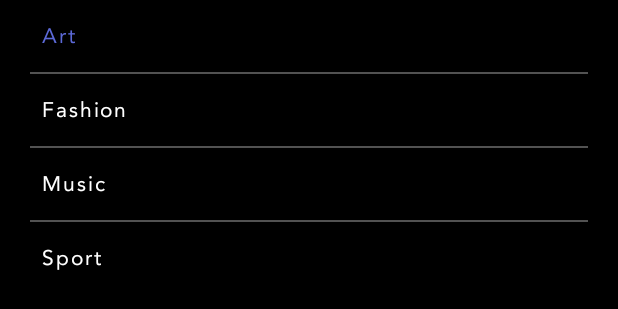
After one commit to DaniiarR/old-pet-project, an Android app: the layout feed_categories.xml on its own in the app's theme, with its tools: preview values and no code run, on a phone screen of 412 x 824 dp. The commit adds this screen. Shown: the top 309 px of the screen. Run offline under Robolectric (Android 15) with nearby library versions, the phone set to English and light mode, and no system bars.

Commit message:
implemented feed dropdown

```diff
--- a/app/src/main/java/com/york/exordi/feed/EditProfileActivity.kt
+++ b/app/src/main/java/com/york/exordi/feed/EditProfileActivity.kt
@@ -62,7 +62,7 @@ class EditProfileActivity : AppCompatActivity() {
 
     private var cameraImageAbsolutePath: String? = null
 
-    private var isUsernameValid = false
+    private var isUsernameValid = true
 
     private var usernameDrawable: GradientDrawable? = null
 
@@ -253,6 +253,7 @@ class EditProfileActivity : AppCompatActivity() {
             repository?.editProfile(EditProfile(usernameEt.text.toString(), descriptionEt.text.toString())) {
                 if (it) {
                     EventBus.getDefault().post(EditProfileEvent())
+                    finish()
                 } else {
                     Toast.makeText(this, "Could not update profile", Toast.LENGTH_SHORT).show()
                 }
--- a/app/src/main/java/com/york/exordi/login/email/CodeInputActivity.kt
+++ b/app/src/main/java/com/york/exordi/login/email/CodeInputActivity.kt
@@ -50,7 +50,7 @@ class CodeInputActivity : AppCompatActivity() {
             }
         }
         sendAgainBtn.setOnClickListener {
-            sendCodeAgain()
+            makeInternetSafeRequest { sendCodeAgain() }
         }
     }
 
@@ -102,7 +102,7 @@ class CodeInputActivity : AppCompatActivity() {
 
     private fun hideCodeError() {
         codePb.visibility = View.INVISIBLE
-        codeErrorTv.visibility = View.INVISIBLE
+        codeErrorTv.visibility = View.GONE
         backgroundDrawable?.setStroke(2, ContextCompat.getColor(this, R.color.buttonBackgroundColor))
     }
 }
--- a/app/src/main/java/com/york/exordi/login/email/EmailStepThreeActivity.kt
+++ b/app/src/main/java/com/york/exordi/login/email/EmailStepThreeActivity.kt
@@ -51,9 +51,6 @@ class EmailStepThreeActivity : AppCompatActivity() {
         country = intent.getStringExtra(Const.EXTRA_COUNTRY)
 
         setupObservers()
-        isEmailValid.observe(this) {
-
-        }
         backBtn.setOnClickListener { finish() }
         registerBtn.setOnClickListener {
             if (areInputsValid()) {
--- a/app/src/main/java/com/york/exordi/models/Feed.kt
+++ b/app/src/main/java/com/york/exordi/models/Feed.kt
@@ -16,3 +16,5 @@ class EditProfile(
     val username: String,
     val bio: String
 )
+
+class Post()
--- /dev/null
+++ b/app/src/main/res/drawable/feed_categories_background.xml
@@ -0,0 +1,8 @@
+<?xml version="1.0" encoding="utf-8"?>
+<shape xmlns:android="http://schemas.android.com/apk/res/android"
+    android:shape="rectangle" android:padding="10dp">
+    <solid android:color="@color/backgroundColorPrimary"/>
+    <corners
+        android:bottomRightRadius="15dp"
+        android:bottomLeftRadius="15dp" />
+</shape>
--- /dev/null
+++ b/app/src/main/res/drawable/feed_foreground.xml
@@ -0,0 +1,6 @@
+<?xml version="1.0" encoding="utf-8"?>
+<shape
+    xmlns:android="http://schemas.android.com/apk/res/android"
+    android:shape="rectangle" >
+    <solid android:color="#000000" />
+</shape>
--- a/app/src/main/res/layout/activity_profile.xml
+++ b/app/src/main/res/layout/activity_profile.xml
@@ -25,7 +25,7 @@
                 android:layout_height="match_parent"
                 android:fitsSystemWindows="true"
                 android:scaleType="centerCrop"
-                android:src="@drawable/sample_profile"
+                android:src="@drawable/profile_empty"
                 app:layout_collapseMode="parallax" />
 
             <com.google.android.material.appbar.MaterialToolbar
--- /dev/null
+++ b/app/src/main/res/layout/feed_categories.xml
@@ -0,0 +1,81 @@
+<?xml version="1.0" encoding="utf-8"?>
+<androidx.constraintlayout.widget.ConstraintLayout android:paddingStart="20dp"
+    android:paddingEnd="20dp"
+    android:background="@drawable/feed_categories_background"
+    xmlns:android="http://schemas.android.com/apk/res/android"
+    android:layout_width="match_parent"
+    android:layout_height="wrap_content"
+    android:theme="@style/AppTheme"
+    xmlns:app="http://schemas.android.com/apk/res-auto">
+
+    <com.google.android.material.button.MaterialButton
+        style="@style/Widget.MaterialComponents.Button.TextButton"
+        android:layout_width="match_parent"
+        android:gravity="start|center_vertical"
+        android:textAllCaps="false"
+        android:layout_height="wrap_content"
+        android:text="Art"
+        android:id="@+id/categoryArtBtn"
+        app:layout_constraintStart_toStartOf="parent"
+        app:layout_constraintTop_toTopOf="parent"/>
+
+    <View
+        android:layout_width="match_parent"
+        android:layout_height="1dp"
+        android:background="@color/activeViewColor"
+        android:id="@+id/artDivider"
+        app:layout_constraintTop_toBottomOf="@id/categoryArtBtn"
+        app:layout_constraintStart_toStartOf="parent"/>
+
+    <com.google.android.material.button.MaterialButton
+        style="@style/Widget.MaterialComponents.Button.TextButton"
+        android:layout_width="match_parent"
+        android:gravity="start|center_vertical"
+        android:textAllCaps="false"
+        android:textColor="@color/textColorPrimary"
+        android:layout_height="wrap_content"
+        android:text="Fashion"
+        android:id="@+id/categoryFashionBtn"
+        app:layout_constraintStart_toStartOf="parent"
+        app:layout_constraintTop_toBottomOf="@id/artDivider"/>
+
+    <View
+        android:layout_width="match_parent"
+        android:layout_height="1dp"
+        android:background="@color/activeViewColor"
+        android:id="@+id/fashionDivider"
+        app:layout_constraintTop_toBottomOf="@id/categoryFashionBtn"
+        app:layout_constraintStart_toStartOf="parent"/>
+
+    <com.google.android.material.button.MaterialButton
+        style="@style/Widget.MaterialComponents.Button.TextButton"
+        android:layout_width="match_parent"
+        android:gravity="start|center_vertical"
+        android:textAllCaps="false"
+        android:textColor="@color/textColorPrimary"
+        android:layout_height="wrap_content"
+        android:text="Music"
+        android:id="@+id/categoryMusicBtn"
+        app:layout_constraintStart_toStartOf="parent"
+        app:layout_constraintTop_toBottomOf="@id/fashionDivider"/>
+
+    <View
+        android:layout_width="match_parent"
+        android:layout_height="1dp"
+        android:background="@color/activeViewColor"
+        android:id="@+id/musicDivider"
+        app:layout_constraintTop_toBottomOf="@id/categoryMusicBtn"
+        app:layout_constraintStart_toStartOf="parent"/>
+
+    <com.google.android.material.button.MaterialButton
+        style="@style/Widget.MaterialComponents.Button.TextButton"
+        android:layout_width="match_parent"
+        android:gravity="start|center_vertical"
+        android:textAllCaps="false"
+        android:textColor="@color/textColorPrimary"
+        android:layout_height="wrap_content"
+        android:text="Sport"
+        android:id="@+id/categorySportBtn"
+        app:layout_constraintStart_toStartOf="parent"
+        app:layout_constraintTop_toBottomOf="@id/musicDivider"/>
+</androidx.constraintlayout.widget.ConstraintLayout>
```
Also changed, not shown: app/src/main/java/com/york/exordi/adapters/PostAdapter.kt (+11 -1 lines), app/src/main/java/com/york/exordi/feed/FeedFragment.kt (+41 -1 lines), app/src/main/java/com/york/exordi/feed/ProfileActivity.kt (+12 -3 lines), app/src/main/java/com/york/exordi/repository/AppRepository.kt (+6 -1 lines), app/src/main/res/drawable/ic_arrowdown.xml (added, +9 -0 lines), app/src/main/res/layout/activity_code_input.xml (+15 -8 lines), app/src/main/res/layout/feed_list_item.xml (+6 -5 lines), app/src/main/res/layout/fragment_feed.xml (+30 -8 lines), app/src/main/res/menu/feed_popup_menu.xml (added, +19 -0 lines), 2 other files.
